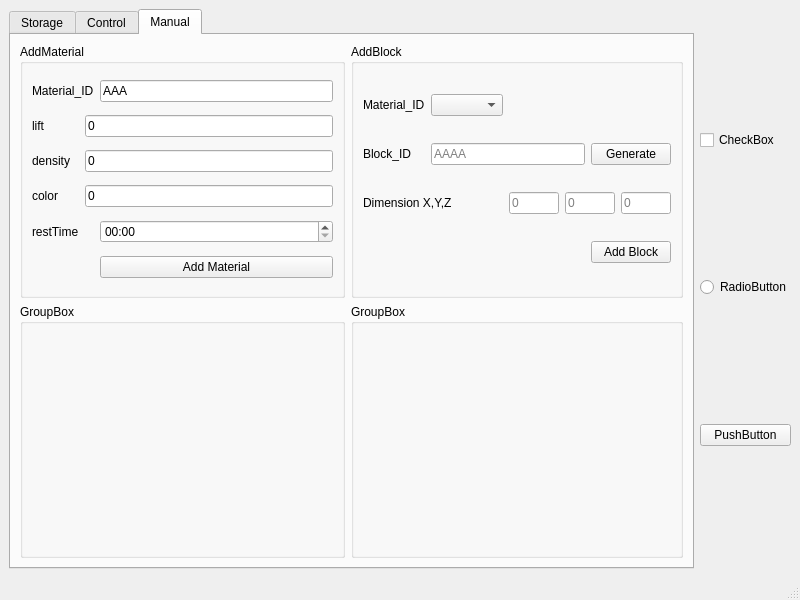
The window that GestMag/GUI/GestMagUI.ui (Obbart/SoftEng_GestMag) describes before a commit, drawn with Qt 5.
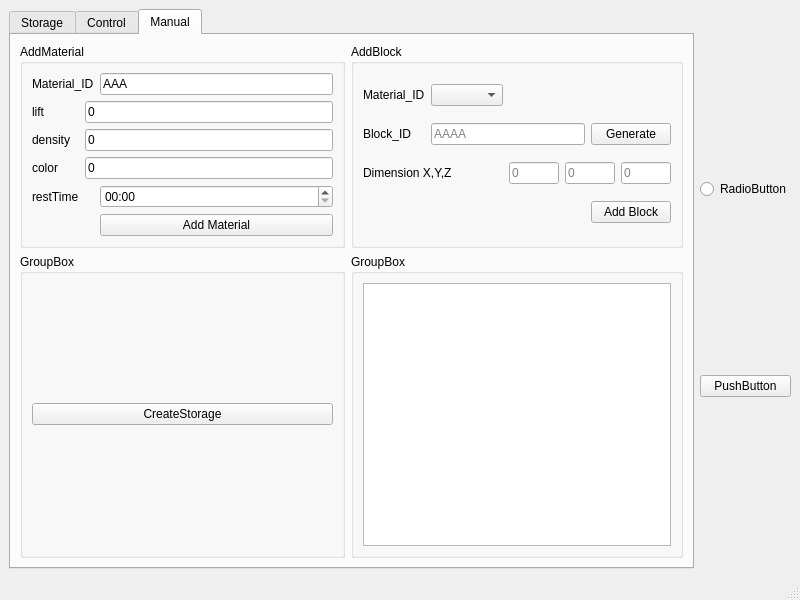
The same window after the commit.

```diff
--- a/GestMag/GUI/GestMagUI.ui
+++ b/GestMag/GUI/GestMagUI.ui
@@ -61,6 +61,15 @@
           <property name="title">
            <string>GroupBox</string>
           </property>
+          <layout class="QHBoxLayout" name="horizontalLayout_3">
+           <item>
+            <widget class="QPushButton" name="btn_createStorage">
+             <property name="text">
+              <string>CreateStorage</string>
+             </property>
+            </widget>
+           </item>
+          </layout>
          </widget>
         </item>
         <item row="1" column="1">
@@ -68,6 +77,11 @@
           <property name="title">
            <string>GroupBox</string>
           </property>
+          <layout class="QHBoxLayout" name="horizontalLayout_4">
+           <item>
+            <widget class="QTableView" name="tableView_2"/>
+           </item>
+          </layout>
          </widget>
         </item>
         <item row="0" column="0">
@@ -360,13 +374,6 @@
     </item>
     <item>
      <layout class="QVBoxLayout" name="verticalLayout">
-      <item>
-       <widget class="QCheckBox" name="checkBox">
-        <property name="text">
-         <string>CheckBox</string>
-        </property>
-       </widget>
-      </item>
       <item>
        <widget class="QRadioButton" name="radioButton">
         <property name="text">
```
Left out of the diff: 1 changed line with no effect on the pictures.
